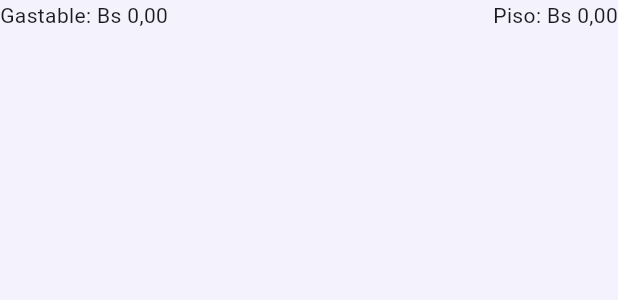
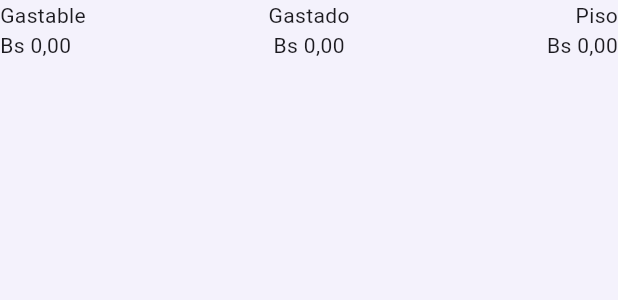
Before and after one commit to Fercho63036/gastos_app, a Flutter app: the FilaGastablePisoWidget widget shown alone on an empty page, opened directly with empty values, on a phone screen of 412 x 824 dp. Shown: the top 300 px of the screen. Run offline on Flutter 3.47's test engine with Material 3 defaults, Android fonts, the phone set to English and light mode, and no system bars; our stand-ins replace get_it, go_router, pull_to_refresh, shared_preferences, sqflite; accounts and stored records are empty.

Commit message:
Fix: Resumen total de lo gastado

```diff
--- a/lib/app/features/inicio/constants/inicio_strings.dart
+++ b/lib/app/features/inicio/constants/inicio_strings.dart
@@ -4,6 +4,7 @@ class InicioStrings {
   /********************************* RESUMEN **********************************/
   static const String teQuedaEsteMes = 'Te queda este mes';
   static const String gastable = 'Gastable';
+  static const String gastado = 'Gastado';
   static const String piso = 'Piso';
   static const String gastableDisponible = 'del gastable disponible';
 
--- a/lib/app/features/inicio/widgets/resumen/fila_gastable_piso_widget.dart
+++ b/lib/app/features/inicio/widgets/resumen/fila_gastable_piso_widget.dart
@@ -16,16 +16,56 @@ class FilaGastablePisoWidget extends StatelessWidget {
 
   const FilaGastablePisoWidget({super.key, required this.resumen, this.estilo});
 
+  Widget _buildValor(
+    String etiqueta,
+    int montoCentavos,
+    CrossAxisAlignment alineacion,
+  ) {
+    final monto = FormatoHelpers.formatearMonto(montoCentavos);
+    return Column(
+      crossAxisAlignment: alineacion,
+      mainAxisSize: MainAxisSize.min,
+      children: [
+        Text(
+          etiqueta,
+          style: estilo?.copyWith(fontWeight: FontWeight.w500),
+          overflow: TextOverflow.ellipsis,
+        ),
+        Text(
+          monto,
+          style: estilo,
+          maxLines: 1,
+          overflow: TextOverflow.ellipsis,
+        ),
+      ],
+    );
+  }
+
   @override
   Widget build(BuildContext context) {
-    final gastable = FormatoHelpers.formatearMonto(resumen.gastableCentavos);
-    final piso = FormatoHelpers.formatearMonto(resumen.pisoCentavos);
-
     return Row(
-      mainAxisAlignment: MainAxisAlignment.spaceBetween,
       children: [
-        Text('${InicioStrings.gastable}: $gastable', style: estilo),
-        Text('${InicioStrings.piso}: $piso', style: estilo),
+        Expanded(
+          child: _buildValor(
+            InicioStrings.gastable,
+            resumen.gastableCentavos,
+            CrossAxisAlignment.start,
+          ),
+        ),
+        Expanded(
+          child: _buildValor(
+            InicioStrings.gastado,
+            resumen.gastadoCentavos,
+            CrossAxisAlignment.center,
+          ),
+        ),
+        Expanded(
+          child: _buildValor(
+            InicioStrings.piso,
+            resumen.pisoCentavos,
+            CrossAxisAlignment.end,
+          ),
+        ),
       ],
     );
   }
--- a/lib/app/shared/dto/api_claves.dart
+++ b/lib/app/shared/dto/api_claves.dart
@@ -33,4 +33,5 @@ class ApiClaves {
   static const String gastableCentavos = 'gastable_centavos';
   static const String gastableTotalCentavos = 'gastable_total_centavos';
   static const String entradasCentavos = 'entradas_centavos';
+  static const String gastadoCentavos = 'gastado_centavos';
 }
--- a/lib/app/shared/dto/resumen_dto.dart
+++ b/lib/app/shared/dto/resumen_dto.dart
@@ -12,6 +12,7 @@ class ResumenDto {
     gastableTotalCentavos: json[ApiClaves.gastableTotalCentavos] as int,
     pisoCentavos: json[ApiClaves.pisoCentavos] as int,
     entradasCentavos: json[ApiClaves.entradasCentavos] as int,
+    gastadoCentavos: json[ApiClaves.gastadoCentavos] as int,
   );
 
   static Json aJson(ResumenMes resumen) => {
@@ -20,5 +21,6 @@ class ResumenDto {
     ApiClaves.gastableTotalCentavos: resumen.gastableTotalCentavos,
     ApiClaves.pisoCentavos: resumen.pisoCentavos,
     ApiClaves.entradasCentavos: resumen.entradasCentavos,
+    ApiClaves.gastadoCentavos: resumen.gastadoCentavos,
   };
 }
--- a/lib/app/shared/models/resumen_mes_model.dart
+++ b/lib/app/shared/models/resumen_mes_model.dart
@@ -4,6 +4,7 @@ class ResumenMes {
   final int gastableTotalCentavos;
   final int pisoCentavos;
   final int entradasCentavos;
+  final int gastadoCentavos;
 
   const ResumenMes({
     required this.saldoCentavos,
@@ -11,6 +12,7 @@ class ResumenMes {
     required this.gastableTotalCentavos,
     required this.pisoCentavos,
     required this.entradasCentavos,
+    required this.gastadoCentavos,
   });
 
   static const ResumenMes vacio = ResumenMes(
@@ -19,5 +21,6 @@ class ResumenMes {
     gastableTotalCentavos: 0,
     pisoCentavos: 0,
     entradasCentavos: 0,
+    gastadoCentavos: 0,
   );
 }
--- a/lib/app/shared/utils/resumen_helpers.dart
+++ b/lib/app/shared/utils/resumen_helpers.dart
@@ -33,6 +33,7 @@ class ResumenHelpers {
       gastableTotalCentavos: ingresado - periodo.pisoCentavos,
       pisoCentavos: periodo.pisoCentavos,
       entradasCentavos: entradas,
+      gastadoCentavos: gastos,
     );
   }
 
```
Also changed, not shown: 3 other files.
